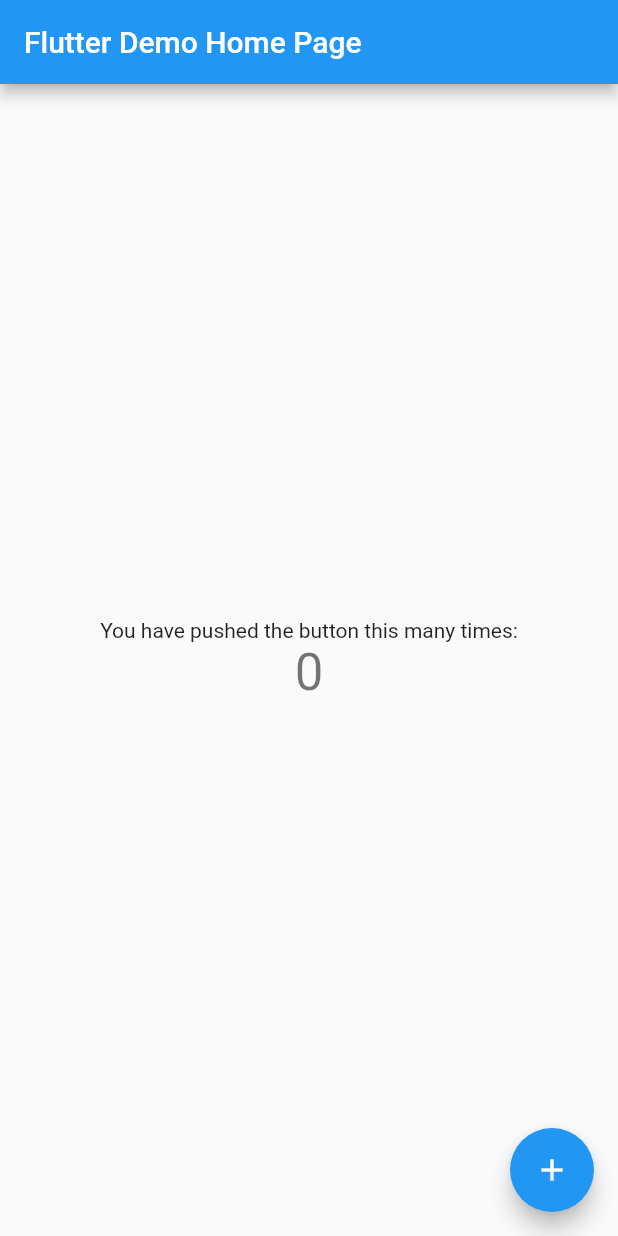
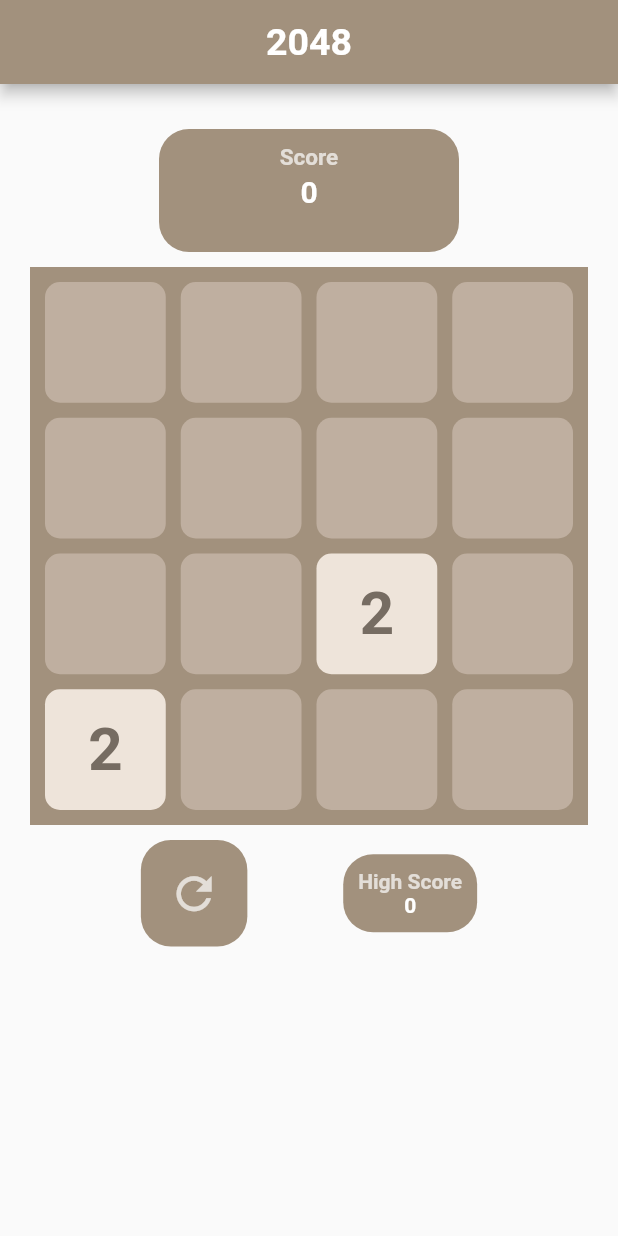
Before and after one commit to SunnatilloShavkatov/2048, a Flutter app: the screen it shows after launch, on a phone screen of 412 x 824 dp. Run offline on Flutter 3.47's test engine with Material 2 defaults, Android fonts, the phone set to English and light mode, and no system bars; our stand-ins replace shared_preferences.

Commit message:
ui tayyor boldi.

```diff
--- a/lib/main.dart
+++ b/lib/main.dart
@@ -1,113 +1,18 @@
 import 'package:flutter/material.dart';
+import 'ui/home_page.dart';
 
-void main() {
-  runApp(MyApp());
-}
+void main() => runApp(new MyApp());
 
 class MyApp extends StatelessWidget {
-  // This widget is the root of your application.
   @override
   Widget build(BuildContext context) {
     return MaterialApp(
-      title: 'Flutter Demo',
-      theme: ThemeData(
-        // This is the theme of your application.
-        //
-        // Try running your application with "flutter run". You'll see the
-        // application has a blue toolbar. Then, without quitting the app, try
-        // changing the primarySwatch below to Colors.green and then invoke
-        // "hot reload" (press "r" in the console where you ran "flutter run",
-        // or simply save your changes to "hot reload" in a Flutter IDE).
-        // Notice that the counter didn't reset back to zero; the application
-        // is not restarted.
-        primarySwatch: Colors.blue,
+      title: '2048',
+      theme: new ThemeData(
+          primarySwatch: Colors.blue,
       ),
-      home: MyHomePage(title: 'Flutter Demo Home Page'),
+      home: HomePage(),
+      debugShowCheckedModeBanner: false,
     );
   }
 }
-
-class MyHomePage extends StatefulWidget {
-  MyHomePage({Key key, this.title}) : super(key: key);
-
-  // This widget is the home page of your application. It is stateful, meaning
-  // that it has a State object (defined below) that contains fields that affect
-  // how it looks.
-
-  // This class is the configuration for the state. It holds the values (in this
-  // case the title) provided by the parent (in this case the App widget) and
-  // used by the build method of the State. Fields in a Widget subclass are
-  // always marked "final".
-
-  final String title;
-
-  @override
-  _MyHomePageState createState() => _MyHomePageState();
-}
-
-class _MyHomePageState extends State<MyHomePage> {
-  int _counter = 0;
-
-  void _incrementCounter() {
-    setState(() {
-      // This call to setState tells the Flutter framework that something has
-      // changed in this State, which causes it to rerun the build method below
-      // so that the display can reflect the updated values. If we changed
-      // _counter without calling setState(), then the build method would not be
-      // called again, and so nothing would appear to happen.
-      _counter++;
-    });
-  }
-
-  @override
-  Widget build(BuildContext context) {
-    // This method is rerun every time setState is called, for instance as done
-    // by the _incrementCounter method above.
-    //
-    // The Flutter framework has been optimized to make rerunning build methods
-    // fast, so that you can just rebuild anything that needs updating rather
-    // than having to individually change instances of widgets.
-    return Scaffold(
-      appBar: AppBar(
-        // Here we take the value from the MyHomePage object that was created by
-        // the App.build method, and use it to set our appbar title.
-        title: Text(widget.title),
-      ),
-      body: Center(
-        // Center is a layout widget. It takes a single child and positions it
-        // in the middle of the parent.
-        child: Column(
-          // Column is also a layout widget. It takes a list of children and
-          // arranges them vertically. By default, it sizes itself to fit its
-          // children horizontally, and tries to be as tall as its parent.
-          //
-          // Invoke "debug painting" (press "p" in the console, choose the
-          // "Toggle Debug Paint" action from the Flutter Inspector in Android
-          // Studio, or the "Toggle Debug Paint" command in Visual Studio Code)
-          // to see the wireframe for each widget.
-          //
-          // Column has various properties to control how it sizes itself and
-          // how it positions its children. Here we use mainAxisAlignment to
-          // center the children vertically; the main axis here is the vertical
-          // axis because Columns are vertical (the cross axis would be
-          // horizontal).
-          mainAxisAlignment: MainAxisAlignment.center,
-          children: <Widget>[
-            Text(
-              'You have pushed the button this many times:',
-            ),
-            Text(
-              '$_counter',
-              style: Theme.of(context).textTheme.headline4,
-            ),
-          ],
-        ),
-      ),
-      floatingActionButton: FloatingActionButton(
-        onPressed: _incrementCounter,
-        tooltip: 'Increment',
-        child: Icon(Icons.add),
-      ), // This trailing comma makes auto-formatting nicer for build methods.
-    );
-  }
-}
--- /dev/null
+++ b/lib/ui/home_page.dart
@@ -0,0 +1,378 @@
+import 'package:flutter/material.dart';
+import 'package:game2048/util/game.dart';
+import 'package:game2048/util/grid.dart';
+import 'package:game2048/util/mycolor.dart';
+import 'package:game2048/widget/tile.dart';
+import 'package:shared_preferences/shared_preferences.dart';
+
+class HomePage extends StatefulWidget {
+  @override
+  _HomePageState createState() => _HomePageState();
+}
+
+class _HomePageState extends State<HomePage> {
+  List<List<int>> grid = [];
+  List<List<int>> gridNew = [];
+  SharedPreferences sharedPreferences;
+  int score = 0;
+  bool isgameOver = false;
+  bool isgameWon = false;
+
+  List<Widget> getGrid(double width, double height) {
+    List<Widget> grids = [];
+    for (int i = 0; i < 4; i++) {
+      for (int j = 0; j < 4; j++) {
+        int num = grid[i][j];
+        String number;
+        int color;
+        if (num == 0) {
+          color = MyColor.emptyGridBackground;
+          number = "";
+        } else if (num == 2 || num == 4) {
+          color = MyColor.gridColorTwoFour;
+          number = "$num";
+        } else if (num == 8 || num == 64 || num == 256) {
+          color = MyColor.gridColorEightSixtyFourTwoFiftySix;
+          number = "$num";
+        } else if (num == 16 || num == 32 || num == 1024) {
+          color = MyColor.gridColorSixteenThirtyTwoOneZeroTwoFour;
+          number = "$num";
+        } else if (num == 128 || num == 512) {
+          color = MyColor.gridColorOneTwentyEightFiveOneTwo;
+          number = "$num";
+        } else {
+          color = MyColor.gridColorWin;
+          number = "$num";
+        }
+        double size;
+        String n = "$number";
+        switch (n.length) {
+          case 1:
+          case 2:
+            size = 40.0;
+            break;
+          case 3:
+            size = 30.0;
+            break;
+          case 4:
+            size = 20.0;
+            break;
+        }
+        grids.add(TileWidget(number, width, height, color, size));
+      }
+    }
+    return grids;
+  }
+
+  void handleGesture(int direction) {
+    /*
+
+      0 = up
+      1 = down
+      2 = left
+      3 = right
+    */
+    bool flipped = false;
+    bool played = true;
+    bool rotated = false;
+    if (direction == 0) {
+      setState(() {
+        grid = transposeGrid(grid);
+        grid = flipGrid(grid);
+        rotated = true;
+        flipped = true;
+      });
+    } else if (direction == 1) {
+      setState(() {
+        grid = transposeGrid(grid);
+        rotated = true;
+      });
+    } else if (direction == 2) {
+    } else if (direction == 3) {
+      setState(() {
+        grid = flipGrid(grid);
+        flipped = true;
+      });
+    } else {
+      played = false;
+    }
+
+    if (played) {
+      print('playing');
+      List<List<int>> past = copyGrid(grid);
+      print('past $past');
+      for (int i = 0; i < 4; i++) {
+        setState(() {
+          List result = operate(grid[i], score, sharedPreferences);
+          score = result[0];
+          print('score in set state $score');
+          grid[i] = result[1];
+        });
+      }
+      setState(() {
+        grid = addNumber(grid, gridNew);
+      });
+      bool changed = compare(past, grid);
+      print('changed $changed');
+      if (flipped) {
+        setState(() {
+          grid = flipGrid(grid);
+        });
+      }
+
+      if (rotated) {
+        setState(() {
+          grid = transposeGrid(grid);
+        });
+      }
+
+      if (changed) {
+        setState(() {
+          grid = addNumber(grid, gridNew);
+          print('is changed');
+        });
+      } else {
+        print('not changed');
+      }
+
+      bool gameover = isGameOver(grid);
+      if (gameover) {
+        print('game over');
+        setState(() {
+          isgameOver = true;
+        });
+      }
+
+      bool gamewon = isGameWon(grid);
+      if (gamewon) {
+        print("GAME WON");
+        setState(() {
+          isgameWon = true;
+        });
+      }
+      print(grid);
+      print(score);
+    }
+  }
+
+  @override
+  void initState() {
+    grid = blankGrid();
+    gridNew = blankGrid();
+    addNumber(grid, gridNew);
+    addNumber(grid, gridNew);
+    super.initState();
+  }
+
+  Future<String> getHighScore() async {
+    sharedPreferences = await SharedPreferences.getInstance();
+    int score = sharedPreferences.getInt('high_score');
+    if (score == null) {
+      score = 0;
+    }
+    return score.toString();
+  }
+
+  @override
+  Widget build(BuildContext context) {
+    double width = MediaQuery.of(context).size.width;
+    double gridWidth = (width - 80) / 4;
+    double gridHeight = gridWidth;
+    double height = 30 + (gridHeight * 4) + 10;
+
+    return Scaffold(
+      appBar: AppBar(
+        centerTitle: true,
+        title: Text(
+          '2048',
+          style: TextStyle(fontSize: 25.0, fontWeight: FontWeight.bold),
+        ),
+        backgroundColor: Color(MyColor.gridBackground),
+      ),
+      body: SingleChildScrollView(
+        child: Padding(
+          padding: EdgeInsets.all(20.0),
+          child: Column(
+            children: <Widget>[
+              Padding(
+                padding: EdgeInsets.all(10.0),
+                child: Container(
+                  width: 200.0,
+                  decoration: BoxDecoration(
+                    borderRadius: BorderRadius.circular(20.0),
+                    color: Color(MyColor.gridBackground),
+                  ),
+                  height: 82.0,
+                  child: Column(
+                    children: <Widget>[
+                      Padding(
+                        padding: EdgeInsets.only(top: 10.0, bottom: 2.0),
+                        child: Text(
+                          'Score',
+                          style: TextStyle(
+                              fontSize: 15.0,
+                              color: Colors.white70,
+                              fontWeight: FontWeight.bold),
+                        ),
+                      ),
+                      Padding(
+                        padding: EdgeInsets.only(bottom: 10.0),
+                        child: Text(
+                          '$score',
+                          style: TextStyle(
+                              fontSize: 20.0,
+                              color: Colors.white,
+                              fontWeight: FontWeight.bold),
+                        ),
+                      )
+                    ],
+                  ),
+                ),
+              ),
+              Container(
+                height: height,
+                child: Stack(
+                  children: <Widget>[
+                    Padding(
+                      padding: EdgeInsets.all(10.0),
+                      child: GestureDetector(
+                        child: GridView.count(
+                          primary: false,
+                          crossAxisSpacing: 10.0,
+                          mainAxisSpacing: 10.0,
+                          crossAxisCount: 4,
+                          children: getGrid(gridWidth, gridHeight),
+                        ),
+                        onVerticalDragEnd: (DragEndDetails details) {
+                          //primaryVelocity -ve up +ve down
+                          if (details.primaryVelocity < 0) {
+                            handleGesture(0);
+                          } else if (details.primaryVelocity > 0) {
+                            handleGesture(1);
+                          }
+                        },
+                        onHorizontalDragEnd: (details) {
+                          //-ve right, +ve left
+                          if (details.primaryVelocity > 0) {
+                            handleGesture(2);
+                          } else if (details.primaryVelocity < 0) {
+                            handleGesture(3);
+                          }
+                        },
+                      ),
+                    ),
+                    isgameOver
+                        ? Container(
+                            height: height,
+                            color: Color(MyColor.transparentWhite),
+                            child: Center(
+                              child: Text(
+                                'Game over!',
+                                style: TextStyle(
+                                    fontSize: 30.0,
+                                    fontWeight: FontWeight.bold,
+                                    color: Color(MyColor.gridBackground)),
+                              ),
+                            ),
+                          )
+                        : SizedBox(),
+                    isgameWon
+                        ? Container(
+                            height: height,
+                            color: Color(MyColor.transparentWhite),
+                            child: Center(
+                              child: Text(
+                                'You Won!',
+                                style: TextStyle(
+                                    fontSize: 30.0,
+                                    fontWeight: FontWeight.bold,
+                                    color: Color(MyColor.gridBackground)),
+                              ),
+                            ),
+                          )
+                        : SizedBox(),
+                  ],
+                ),
+                color: Color(MyColor.gridBackground),
+              ),
+              Padding(
+                padding: EdgeInsets.all(10.0),
+                child: Row(
+                  mainAxisAlignment: MainAxisAlignment.spaceEvenly,
+                  children: <Widget>[
+                    Container(
+                      decoration: BoxDecoration(
+                        borderRadius: BorderRadius.circular(20.0),
+                        color: Color(MyColor.gridBackground),
+                      ),
+                      child: Padding(
+                        padding: EdgeInsets.all(10.0),
+                        child: IconButton(
+                          iconSize: 35.0,
+                          icon: Icon(
+                            Icons.refresh,
+                            color: Colors.white70,
+                          ),
+                          onPressed: () {
+                            setState(() {
+                              grid = blankGrid();
+                              gridNew = blankGrid();
+                              grid = addNumber(grid, gridNew);
+                              grid = addNumber(grid, gridNew);
+                              score = 0;
+                              isgameOver = false;
+                              isgameWon = false;
+                            });
+                          },
+                        ),
+                      ),
+                    ),
+                    Container(
+                      decoration: BoxDecoration(
+                        borderRadius: BorderRadius.circular(20.0),
+                        color: Color(MyColor.gridBackground),
+                      ),
+                      child: Padding(
+                        padding: EdgeInsets.all(10.0),
+                        child: Column(
+                          children: <Widget>[
+                            Text(
+                              'High Score',
+                              style: TextStyle(
+                                  color: Colors.white70,
+                                  fontWeight: FontWeight.bold),
+                            ),
+                            FutureBuilder<String>(
+                              future: getHighScore(),
+                              builder: (ctx, snapshot) {
+                                if (snapshot.hasData) {
+                                  return Text(
+                                    snapshot.data,
+                                    style: TextStyle(
+                                        color: Colors.white,
+                                        fontWeight: FontWeight.bold),
+                                  );
+                                } else {
+                                  return Text(
+                                    '0',
+                                    style: TextStyle(
+                                        color: Colors.white,
+                                        fontWeight: FontWeight.bold),
+                                  );
+                                }
+                              },
+                            )
+                          ],
+                        ),
+                      ),
+                    )
+                  ],
+                ),
+              )
+            ],
+          ),
+        ),
+      ),
+    );
+  }
+}
--- /dev/null
+++ b/lib/util/grid.dart
@@ -0,0 +1,69 @@
+import 'point.dart';
+import 'dart:math';
+
+List<List<int>> blankGrid(){
+  List<List<int>> rows = [];
+  for(int i=0;i<4;i++){
+    rows.add([0,0,0,0]);
+  }
+  return rows;
+}
+
+bool compare(List<List<int>> a,List<List<int>> b){
+  for(int i=0;i<4;i++){
+    for(int j=0;j<4;j++){
+      if(a[i][j] != b[i][j]){
+        return false;
+      }
+    }
+  }
+  return true;
+}
+
+List<List<int>> copyGrid(List<List<int>> grid){
+  List<List<int>> extraGrid = blankGrid();
+  for(int i=0;i<4;i++){
+    for(int j=0;j<4;j++){
+      extraGrid[i][j] = grid[i][j];
+    }
+  }
+  return extraGrid;
+}
+
+List<List<int>> flipGrid(List<List<int>> grid){
+  for(int i=0;i<4;i++){
+    List<int> row = grid[i];
+    grid[i]=row.reversed.toList();
+  }
+  return grid;
+}
+
+List<List<int>> transposeGrid(List<List<int>> grid){
+  List<List<int>> newGrid = blankGrid();
+  for (int i = 0; i < 4; i++) {
+    for (int j = 0; j < 4; j++) {
+      newGrid[i][j] = grid[j][i];
+    }
+  }
+  return newGrid;
+}
+
+List<List<int>> addNumber(List<List<int>> grid,List<List<int>> gridNew){
+  List<Point> options = [];
+  for (int i = 0; i < 4; i++) {
+    for (int j = 0; j < 4; j++) {
+      if (grid[i][j] == 0) {
+        options.add(Point(i, j));
+      }
+    }
+  }
+  if (options.length > 0) {
+    int spotRandomIndex = new Random().nextInt(options.length);
+    Point spot = options[spotRandomIndex];
+    int r = new Random().nextInt(100);
+    grid[spot.x][spot.y] = r > 50 ? 4 : 2;
+    gridNew[spot.x][spot.y] = 1;
+  }
+
+  return grid;
+}
--- /dev/null
+++ b/lib/util/mycolor.dart
@@ -0,0 +1,11 @@
+class MyColor {
+  static int gridBackground=0xFFa2917d;
+  static int gridColorTwoFour=0xFFeee4da;
+  static int fontColorTwoFour=0xFF766c62;
+  static int emptyGridBackground=0xFFbfafa0;
+  static int gridColorEightSixtyFourTwoFiftySix=0xFFf5b27e;
+  static int gridColorOneTwentyEightFiveOneTwo=0xFFf77b5f;
+  static int gridColorSixteenThirtyTwoOneZeroTwoFour=0xFFecc402;
+  static int gridColorWin=0xFF60d992;
+  static int transparentWhite=0x80FFFFFF;
+}
--- /dev/null
+++ b/lib/util/point.dart
@@ -0,0 +1,6 @@
+class Point {
+  int x;
+  int y;
+
+  Point(this.x,this.y);
+}
--- /dev/null
+++ b/lib/widget/tile.dart
@@ -0,0 +1,42 @@
+import 'package:flutter/material.dart';
+import 'package:game2048/util/mycolor.dart';
+
+// ignore: must_be_immutable
+class TileWidget extends StatefulWidget {
+  String number;
+  double width, height;
+  int color;
+  double size;
+
+  TileWidget(this.number, this.width, this.height, this.color, this.size):super();
+
+  @override
+  _TileState createState() => _TileState();
+}
+
+class _TileState extends State<TileWidget> {
+  @override
+  Widget build(BuildContext context) {
+    // TODO: implement build
+    return Container(
+      child: Center(
+        child: Text(
+          widget.number,
+          style: TextStyle(
+            fontSize: widget.size,
+            fontWeight: FontWeight.bold,
+            color: Color(MyColor.fontColorTwoFour),
+          ),
+        ),
+      ),
+      width: widget.width,
+      height: widget.height,
+      decoration: BoxDecoration(
+        color: Color(widget.color),
+        borderRadius: BorderRadius.all(
+          Radius.circular(10.0),
+        ),
+      ),
+    );
+  }
+}
```
Also changed, not shown: lib/util/game.dart (added, +87 -0 lines), pubspec.yaml (+1 -25 lines), pubspec.lock, 1 other file.
